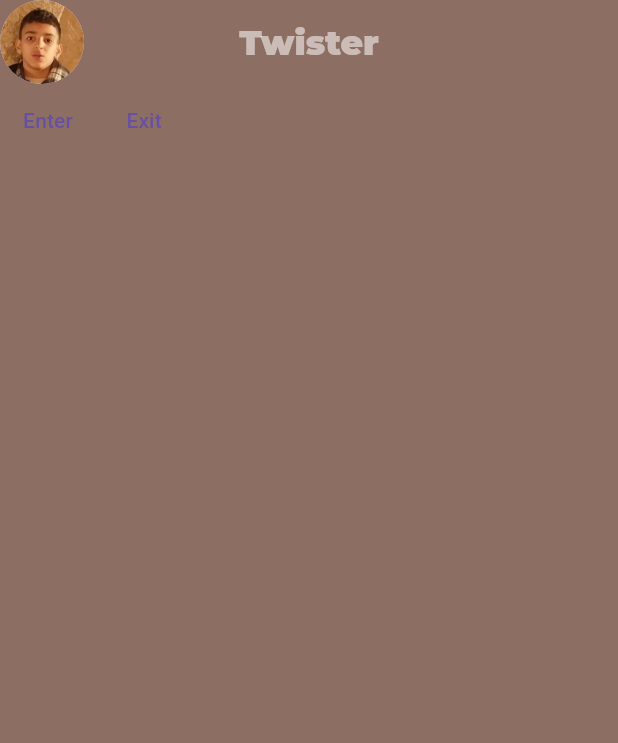
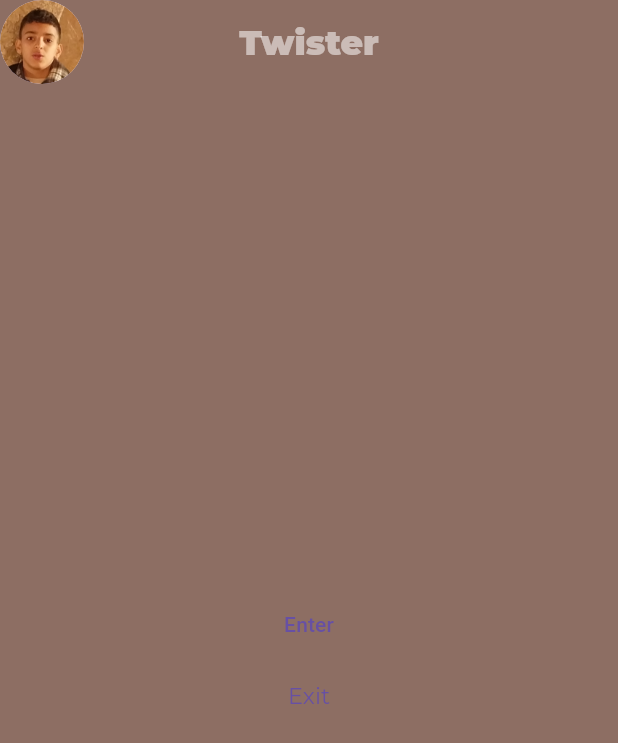
Before and after one commit to AbdulrahmanAbusnena/twister, a Flutter app: the screen it shows after launch, on a phone screen of 412 x 824 dp. Shown: the top 743 px of the screen. Run offline on Flutter 3.47's test engine with Material 3 defaults, Android fonts, the phone set to English and light mode, and no system bars; our stand-ins replace google_fonts, google_nav_bar.

Commit message:
git commmit

```diff
--- a/lib/Pages/registration.dart
+++ b/lib/Pages/registration.dart
@@ -31,8 +31,9 @@ class _RegistrationViewState extends State<RegistrationView> {
         elevation: 0.0,
       ),
       body: Container(
-        child: Row(
-          //mainAxisAlignment: MainAxisAlignment.center,
+        alignment: Alignment.bottomCenter,
+        child: Column(
+          mainAxisAlignment: MainAxisAlignment.center,
           crossAxisAlignment: CrossAxisAlignment.center,
           children: [
             TextButton(
@@ -48,8 +49,12 @@ class _RegistrationViewState extends State<RegistrationView> {
               onPressed: () {
                 Navigator.pop(context);
               },
-              child: const Text(
+              child: Text(
                 'Exit',
+                style: GoogleFonts.montserrat(
+                  fontSize: 15,
+                  fontWeight: FontWeight.w400,
+                ),
               ),
             ),
           ],
```
